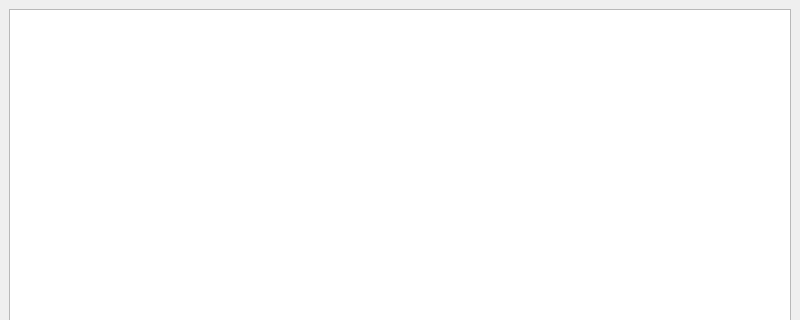
The window that mainwindow.ui (giomasce/mmpp) describes before a commit, drawn with Qt 5; both pictures show x 0 to 800 and y 0 to 320 of the 800 by 600 pixel window.
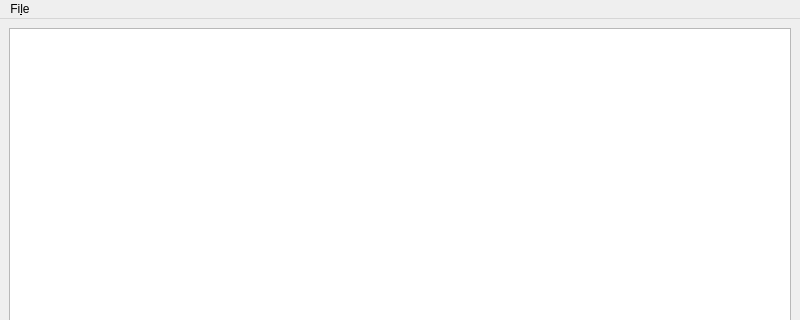
The same window after the commit.

Diff of the .ui file:
```diff
--- a/mainwindow.ui
+++ b/mainwindow.ui
@@ -29,6 +29,13 @@
      <height>22</height>
     </rect>
    </property>
+   <widget class="QMenu" name="menuFile">
+    <property name="title">
+     <string>Fi&amp;le</string>
+    </property>
+    <addaction name="actionOpen"/>
+   </widget>
+   <addaction name="menuFile"/>
   </widget>
   <widget class="QStatusBar" name="statusbar"/>
  </widget>
```
Left out of the diff: 7 changed lines with no effect on the pictures.
